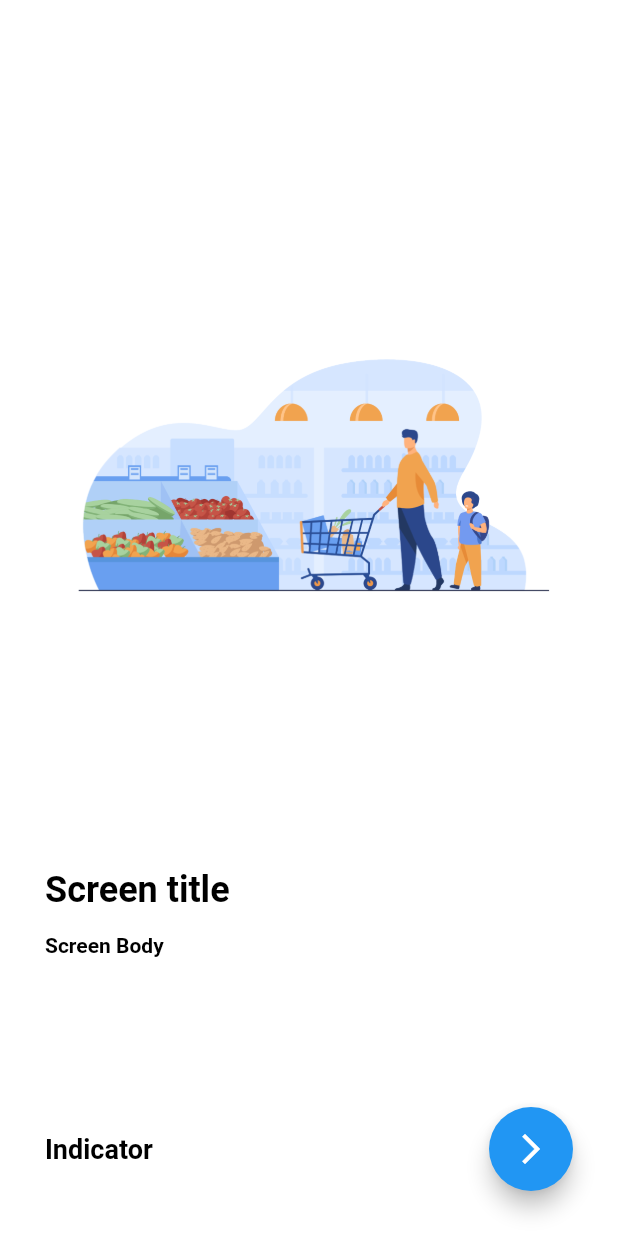
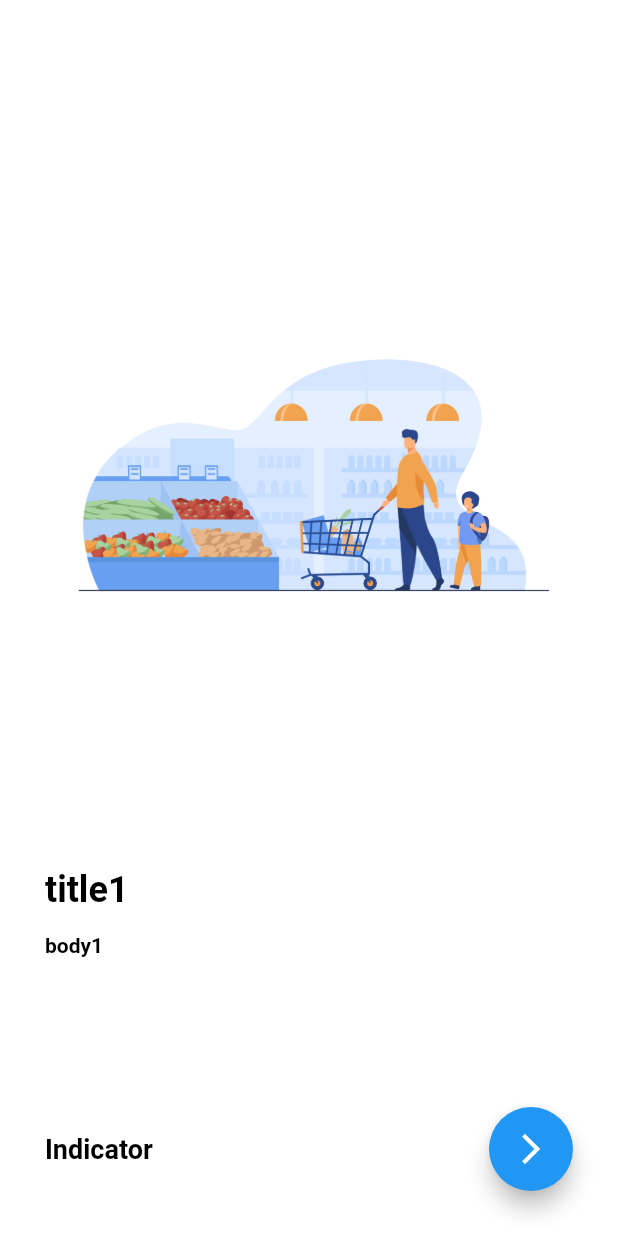
Before and after one commit to Noor-378/shop_app, a Flutter app: the screen it shows after launch, on a phone screen of 412 x 824 dp. Run offline on Flutter 3.47's test engine with Material 3 defaults, Android fonts, the phone set to English and light mode, and no system bars; Roboto replaces fonts that are missing (Popping).

Commit message:
finish the onboarding images

```diff
--- a/lib/screens/on_boarding/on_boarding_screen.dart
+++ b/lib/screens/on_boarding/on_boarding_screen.dart
@@ -1,4 +1,5 @@
 import 'package:flutter/material.dart';
+import 'package:shop_app/models/boarding_model.dart';
 import 'package:shop_app/shared/components/build_boarding_item.dart';
 
 class OnBoardingScreen extends StatelessWidget {
@@ -6,6 +7,23 @@ class OnBoardingScreen extends StatelessWidget {
 
   @override
   Widget build(BuildContext context) {
+    List<BoardingModel> boarding = [
+      BoardingModel(
+        image: "assets/images/onboard_1.png",
+        title: "title1",
+        body: "body1",
+      ),
+      BoardingModel(
+        image: "assets/images/onboard_2.png",
+        title: "title2",
+        body: "body2",
+      ),
+      BoardingModel(
+        image: "assets/images/onboard_3.png",
+        title: "title3",
+        body: "body3",
+      ),
+    ];
     return Scaffold(
       appBar: AppBar(),
       body: Column(
@@ -13,8 +31,9 @@ class OnBoardingScreen extends StatelessWidget {
           Expanded(
             child: PageView.builder(
               physics: BouncingScrollPhysics(),
-              itemCount: 3,
-              itemBuilder: (context, index) => BuildBoardingItem(),
+              itemCount: boarding.length,
+              itemBuilder: (context, index) =>
+                  BuildBoardingItem(model: boarding[index]),
             ),
           ),
           SizedBox(
--- a/lib/shared/components/build_boarding_item.dart
+++ b/lib/shared/components/build_boarding_item.dart
@@ -1,8 +1,9 @@
 import 'package:flutter/material.dart';
+import 'package:shop_app/models/boarding_model.dart';
 
 class BuildBoardingItem extends StatelessWidget {
-  const BuildBoardingItem({super.key});
-
+  const BuildBoardingItem({super.key, required this.model});
+  final BoardingModel model;
   @override
   Widget build(BuildContext context) {
     return Padding(
@@ -11,17 +12,29 @@ class BuildBoardingItem extends StatelessWidget {
         crossAxisAlignment: CrossAxisAlignment.start,
         children: [
           Expanded(
-            child: Image(image: AssetImage("assets/images/onboard_1.png")),
+            child: Image(
+              image: AssetImage(
+                model.image,
+              ),
+            ),
           ),
-          SizedBox(height: 30),
+          SizedBox(
+            height: 30,
+          ),
           Text(
-            "Screen title",
-            style: TextStyle(fontSize: 24, fontWeight: FontWeight.bold),
+            model.title,
+            style: TextStyle(
+              fontSize: 24,
+              fontWeight: FontWeight.bold,
+            ),
           ),
           SizedBox(height: 15),
           Text(
-            "Screen Body",
-            style: TextStyle(fontSize: 14, fontWeight: FontWeight.bold),
+            model.body,
+            style: TextStyle(
+              fontSize: 14,
+              fontWeight: FontWeight.bold,
+            ),
           ),
         ],
       ),
```
Also changed, not shown: assets/images/onboarding_2.png (added), assets/images/onboarding_3.png (added).
